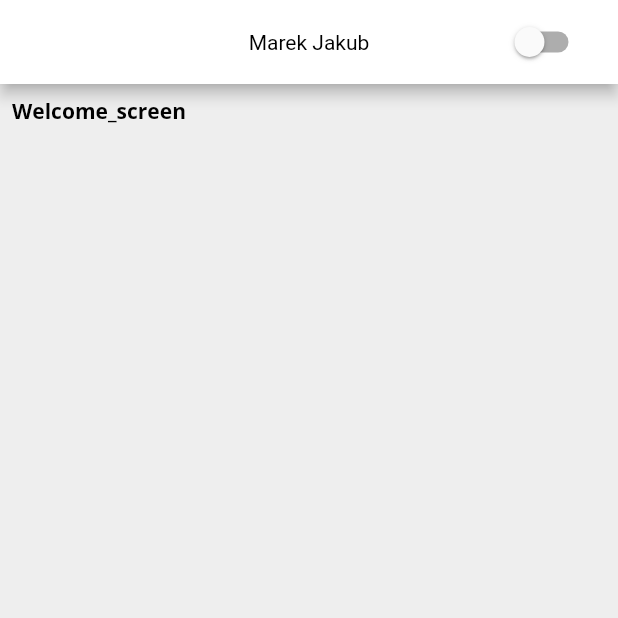
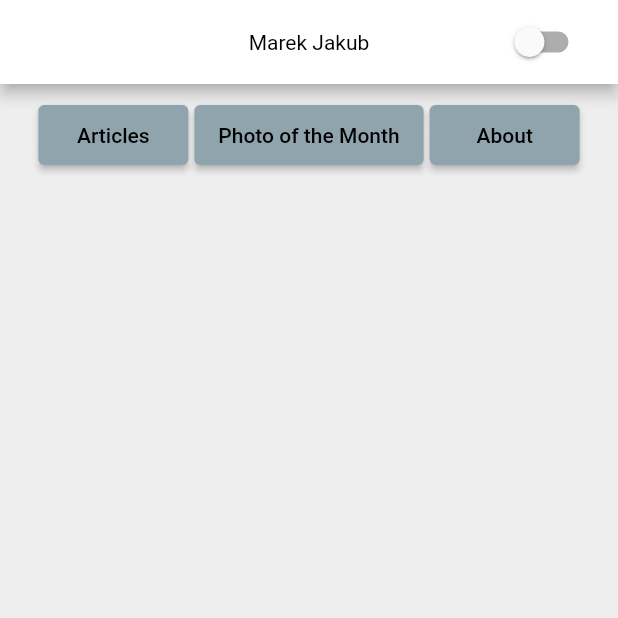
Before and after one commit to marek-jakub/personal_flutter, a Flutter app: the screen it shows after launch, on a phone screen of 412 x 824 dp, the top half of it. Run offline on Flutter 3.47's test engine with Material 2 defaults, Android fonts, the phone set to English and light mode, and no system bars; our stand-ins replace google_fonts.

Commit message:
Add nav buttons.

```diff
--- a/lib/screens/welcome_screen.dart
+++ b/lib/screens/welcome_screen.dart
@@ -19,6 +19,7 @@
         return Scaffold(
           appBar: AppBar(
             title: const Text('Marek Jakub'),
+            automaticallyImplyLeading: false,
             centerTitle: true,
             actions: [
               Padding(
@@ -31,13 +32,42 @@
               )
             ],
           ),
-          body: const Padding(
+          body: Padding(
             padding: EdgeInsets.all(8.0),
             child: Column(
-              crossAxisAlignment: CrossAxisAlignment.start,
-              mainAxisSize: MainAxisSize.min,
               children: <Widget>[
-                Text('Welcome_screen'),
+                Row(
+                  mainAxisAlignment: MainAxisAlignment.center,
+                  children: [
+                    Padding(
+                      padding: const EdgeInsets.fromLTRB(2.0, 2.0, 2.0, 2.0),
+                      child: ElevatedButton(
+                        onPressed: () {
+                          Navigator.pushNamed(context, '/articles');
+                        },
+                        child: const Text('Articles'),
+                      ),
+                    ),
+                    Padding(
+                      padding: const EdgeInsets.fromLTRB(2.0, 2.0, 2.0, 2.0),
+                      child: ElevatedButton(
+                        onPressed: () {
+                          Navigator.pushNamed(context, '/photos');
+                        },
+                        child: const Text('Photo of the Month'),
+                      ),
+                    ),
+                    Padding(
+                      padding: const EdgeInsets.fromLTRB(2.0, 2.0, 2.0, 2.0),
+                      child: ElevatedButton(
+                        onPressed: () {
+                          Navigator.pushNamed(context, '/about');
+                        },
+                        child: const Text('About'),
+                      ),
+                    ),
+                  ],
+                ),
               ],
             ),
           ),
```
